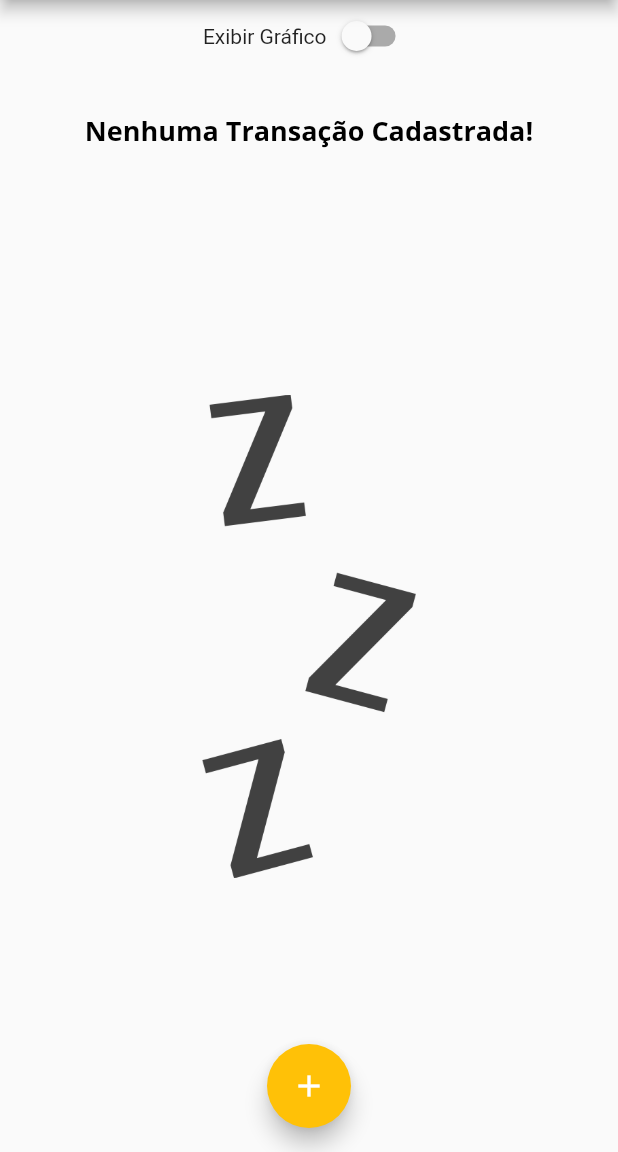
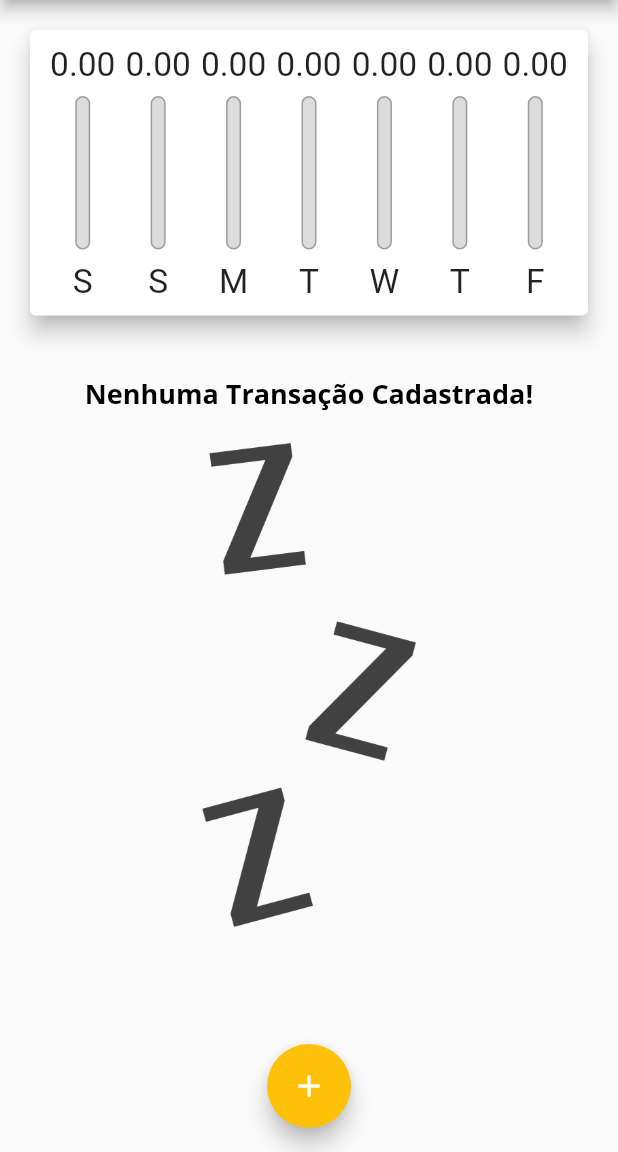
Before and after one commit to 2Wesley2/ExpensesApp, a Flutter app: the screen it shows after launch, on a phone screen of 412 x 824 dp, the part 84-1236 px from its top. Run offline on Flutter 3.47's test engine with Material 2 defaults, Android fonts, the phone set to English and light mode, and no system bars.

Commit message:
exibindo Switch class na tela apenas quando o dispositivo estiver em modo paisagem

```diff
--- a/lib/components/transaction_list.dart
+++ b/lib/components/transaction_list.dart
@@ -15,18 +15,15 @@ class TransactionList extends StatelessWidget {
         ? LayoutBuilder(builder: (ctx, constraints) {
             return Column(
               children: <Widget>[
-                SizedBox(
-                  height: constraints.maxHeight * 0.05,
+                const SizedBox(
+                  height: 20,
                 ),
-                SizedBox(
-                  height: constraints.maxHeight * 0.3,
-                  child: Text(
-                    'Nenhuma Transação Cadastrada!',
-                    style: Theme.of(context).textTheme.titleLarge,
-                  ),
+                Text(
+                  'Nenhuma Transação Cadastrada!',
+                  style: Theme.of(context).textTheme.titleLarge,
                 ),
-                SizedBox(
-                  height: constraints.maxHeight * 0.05,
+                const SizedBox(
+                  height: 20,
                 ),
                 SizedBox(
                   height: constraints.maxHeight * 0.6,
--- a/lib/main.dart
+++ b/lib/main.dart
@@ -95,6 +95,9 @@ class _MyHomePageState extends State<MyHomePage> {
 
   @override
   Widget build(BuildContext context) {
+    bool isLandscape =
+        MediaQuery.of(context).orientation == Orientation.landscape;
+
     final appBar = AppBar(
       title: const Text('Despesas Pessoais'),
       actions: <Widget>[
@@ -115,6 +118,7 @@ class _MyHomePageState extends State<MyHomePage> {
         child: Column(
           crossAxisAlignment: CrossAxisAlignment.stretch,
           children: [
+            if (isLandscape)
               Row(
                 mainAxisAlignment: MainAxisAlignment.center,
                 children: <Widget>[
@@ -129,12 +133,13 @@ class _MyHomePageState extends State<MyHomePage> {
                   ),
                 ],
               ),
-            _showChart
-                ? SizedBox(
-                    height: availableHeight * 0.3,
+            if (_showChart || !isLandscape)
+              SizedBox(
+                height: availableHeight * (isLandscape ? 0.7 : 0.3),
                 child: Chart(_recentTransactions),
-                  )
-                : SizedBox(
+              ),
+            if (!_showChart || !isLandscape)
+              SizedBox(
                 height: availableHeight * 0.7,
                 child: TransactionList(_transactions, _removeTransaction),
               ),
```
Lines whose indentation alone changed are shown as unchanged.
